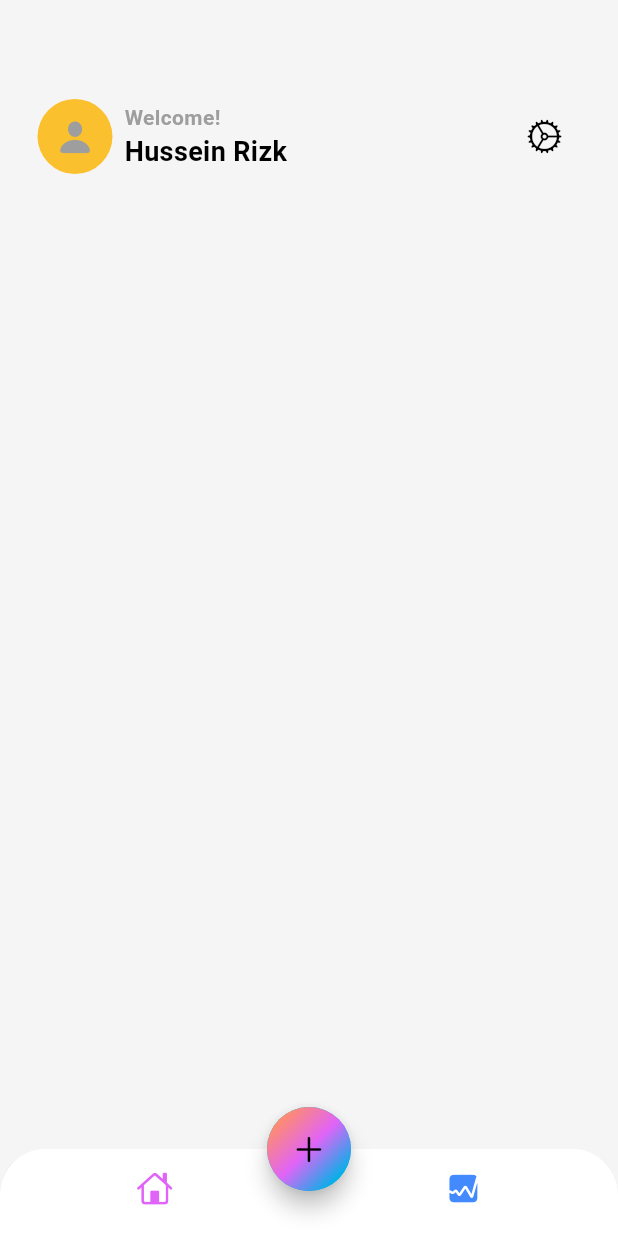
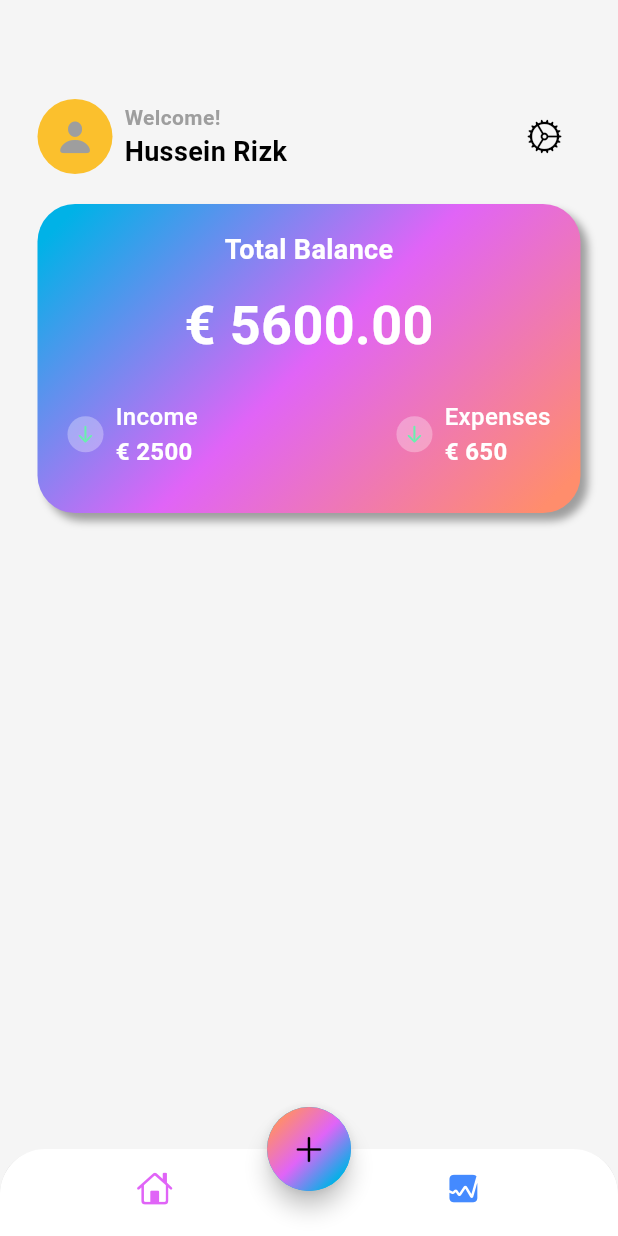
Before and after one commit to ibnRizk/Expense-Tracker, a Flutter app: the screen it shows after launch, on a phone screen of 412 x 824 dp. Run offline on Flutter 3.47's test engine with Material 3 defaults, Android fonts, the phone set to English and light mode, and no system bars.

Commit message:
create expense card

```diff
--- a/lib/screens/home/views/main_screen.dart
+++ b/lib/screens/home/views/main_screen.dart
@@ -66,6 +66,149 @@ class MainScreen extends StatelessWidget {
                 ),
               ],
             ),
+            SizedBox(height: 20),
+            Container(
+              width: MediaQuery.of(context).size.width,
+              height: MediaQuery.of(context).size.width / 2,
+              decoration: BoxDecoration(
+                borderRadius: BorderRadius.circular(25),
+                boxShadow: [
+                  BoxShadow(
+                    blurRadius: 4,
+                    color: Colors.grey.shade500,
+                    offset: Offset(5, 5),
+                  ),
+                ],
+                gradient: LinearGradient(
+                  colors: [
+                    Theme.of(context).colorScheme.primary,
+                    Theme.of(context).colorScheme.secondary,
+                    Theme.of(context).colorScheme.tertiary,
+                  ],
+                  transform: GradientRotation(pi / 4),
+                ),
+              ),
+              child: Column(
+                mainAxisAlignment: MainAxisAlignment.center,
+                children: [
+                  Text(
+                    'Total Balance',
+                    style: TextStyle(
+                      fontSize: 18,
+                      fontWeight: FontWeight.w700,
+                      color: Colors.white,
+                    ),
+                  ),
+                  SizedBox(height: 12),
+                  Text(
+                    '€ 5600.00',
+                    style: TextStyle(
+                      fontSize: 36,
+                      fontWeight: FontWeight.bold,
+                      color: Colors.white,
+                    ),
+                  ),
+                  SizedBox(height: 12),
+
+                  Padding(
+                    padding: const EdgeInsets.symmetric(
+                      vertical: 12.0,
+                      horizontal: 20,
+                    ),
+                    child: Row(
+                      mainAxisAlignment: MainAxisAlignment.spaceBetween,
+                      children: [
+                        Row(
+                          children: [
+                            Container(
+                              width: 24,
+                              height: 24,
+                              decoration: BoxDecoration(
+                                color: Colors.white30,
+                                shape: BoxShape.circle,
+                              ),
+                              child: Center(
+                                child: Icon(
+                                  CupertinoIcons.arrow_down,
+                                  size: 14,
+
+                                  color: Colors.greenAccent,
+                                ),
+                              ),
+                            ),
+                            SizedBox(width: 8),
+                            Column(
+                              crossAxisAlignment: CrossAxisAlignment.start,
+                              children: [
+                                Text(
+                                  'Income',
+                                  style: TextStyle(
+                                    fontSize: 16,
+                                    fontWeight: FontWeight.w500,
+                                    color: Colors.white,
+                                  ),
+                                ),
+                                Text(
+                                  '€ 2500',
+                                  style: TextStyle(
+                                    fontSize: 16,
+                                    fontWeight: FontWeight.w700,
+                                    color: Colors.white,
+                                  ),
+                                ),
+                              ],
+                            ),
+                          ],
+                        ),
+                        Row(
+                          children: [
+                            Container(
+                              width: 24,
+                              height: 24,
+                              decoration: BoxDecoration(
+                                color: Colors.white30,
+                                shape: BoxShape.circle,
+                              ),
+                              child: Center(
+                                child: Icon(
+                                  CupertinoIcons.arrow_down,
+                                  size: 14,
+
+                                  color: Colors.greenAccent,
+                                ),
+                              ),
+                            ),
+                            SizedBox(width: 8),
+                            Column(
+                              crossAxisAlignment: CrossAxisAlignment.start,
+                              children: [
+                                Text(
+                                  'Expenses',
+                                  style: TextStyle(
+                                    fontSize: 16,
+                                    fontWeight: FontWeight.w500,
+                                    color: Colors.white,
+                                  ),
+                                ),
+                                Text(
+                                  '€ 650',
+                                  style: TextStyle(
+                                    fontSize: 16,
+                                    fontWeight: FontWeight.w700,
+                                    color: Colors.white,
+                                  ),
+                                ),
+                              ],
+                            ),
+                          ],
+                        ),
+                      ],
+                    ),
+                  ),
+                ],
+              ),
+            ),
+            Row(),
           ],
         ),
       ),
```
